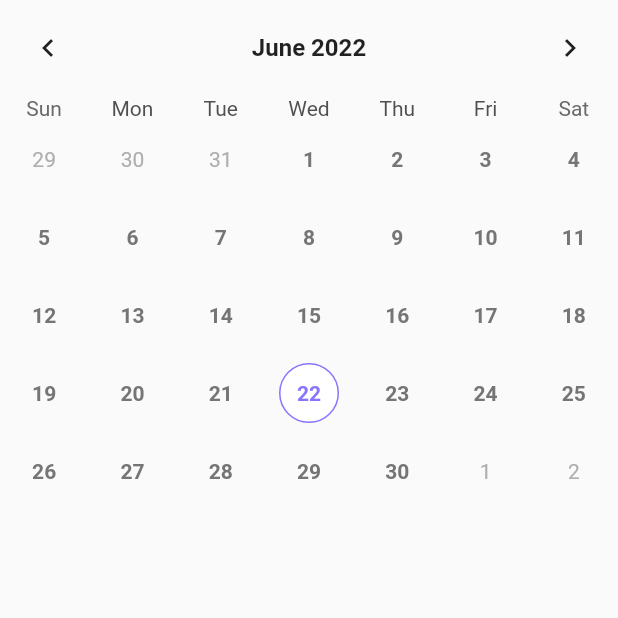
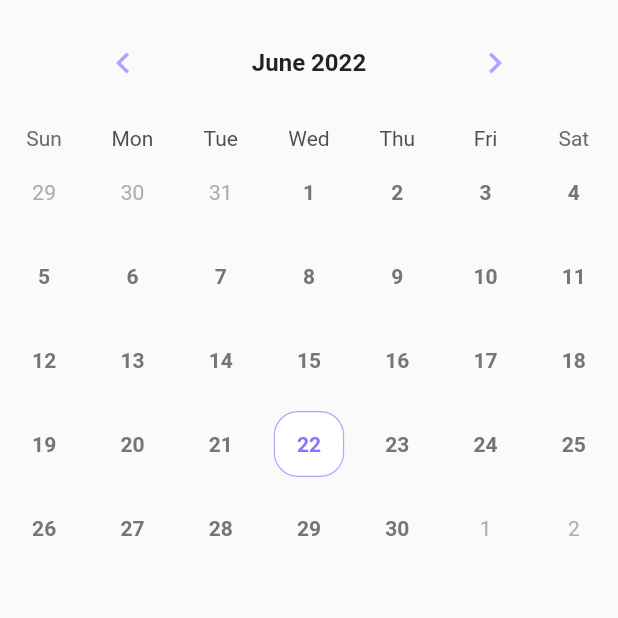
Before and after one commit to hanescargot/anp, a Flutter app: the screen it shows after launch, on a phone screen of 412 x 824 dp, the top half of it. Run offline on Flutter 3.47's test engine with Material 2 defaults, Android fonts, the phone set to English and light mode, and no system bars; drawn by our look-alikes of table_calendar; our stand-ins replace flutter_svg, flutter_svg_provider.

Commit message:
table calendar button style

```diff
--- a/lib/component/calendar.dart
+++ b/lib/component/calendar.dart
@@ -1,7 +1,8 @@
 import 'package:anp/const/colors.dart';
 import 'package:flutter/material.dart';
 import 'package:table_calendar/table_calendar.dart';
-
+import 'package:flutter_svg/flutter_svg.dart';
+import 'package:flutter_svg_provider/flutter_svg_provider.dart' as svg_provider;
 import 'calendar.dart';
 
 class Calendar extends StatefulWidget {
@@ -24,10 +25,22 @@ class _CalendarState extends State<Calendar> {
       focusedDay: DateTime.now(),
       firstDay: DateTime(1800),
       lastDay: DateTime(3000),
+      rowHeight: 56.0,
       headerStyle: HeaderStyle(
         formatButtonVisible: false,
         titleCentered: true,
         titleTextStyle: TextStyle(fontWeight: FontWeight.w700, fontSize: 16.0),
+        headerPadding: EdgeInsets.symmetric(horizontal: 48.0, vertical: 16.0),
+        leftChevronIcon: Icon(
+          Icons.chevron_left,
+          color: PRIMARY_COLOR_200,
+          size: 28,
+        ),
+        rightChevronIcon: Icon(
+          Icons.chevron_right,
+          color: PRIMARY_COLOR_200,
+          size: 28,
+        ),
       ),
       onDaySelected: (DateTime selectedDay, DateTime focusedDay) {
         setState((){
@@ -45,20 +58,25 @@ class _CalendarState extends State<Calendar> {
       calendarStyle:  CalendarStyle(
         isTodayHighlighted: true,
         defaultDecoration: BoxDecoration(
-          shape: BoxShape.circle
+          // shape: BoxShape.circle
           // color: Colors.red[200],  // 200 : 연하게
-          // borderRadius: BorderRadius.circular(6.0),
+          borderRadius: BorderRadius.circular(16.0),
         ),
         selectedDecoration: BoxDecoration(
-          shape: BoxShape.circle,
-          color: PRIMARY_COLOR,
+          color: PRIMARY_COLOR_200,
+          borderRadius: BorderRadius.circular(16.0)
         ),
         todayDecoration: BoxDecoration(
-            shape: BoxShape.circle,
+            // image: new DecorationImage(
+            //     image: svg_provider.Svg("images/calendar_circle.svg"),
+            //     scale: 0.5
+            // ),
+            // shape: BoxShape.circle,
             color: Colors.white,
+            borderRadius: BorderRadius.circular(16.0),
             border: Border.all(
-              color: PRIMARY_COLOR,
-              width: 1.0, // 두께
+              color: PRIMARY_COLOR_200,
+              width: 0.8, // 두께
             )
         ),
         defaultTextStyle: defaultTextStyle,
@@ -69,8 +87,8 @@ class _CalendarState extends State<Calendar> {
         todayTextStyle: defaultTextStyle.copyWith(
           color: PRIMARY_COLOR
         )
+      ),
 
-      ),
     );
   }
 }
--- a/lib/const/colors.dart
+++ b/lib/const/colors.dart
@@ -1,3 +1,4 @@
 import 'package:flutter/material.dart';
 
 const PRIMARY_COLOR = Color(0xFF8676ff);
+const PRIMARY_COLOR_200 = Color(0xAA8676ff);
--- a/pubspec.yaml
+++ b/pubspec.yaml
@@ -54,6 +54,8 @@ dev_dependencies:
   # package. See that file for information about deactivating specific lint
   # rules and activating additional ones.
   flutter_lints: ^2.0.0
+  flutter_svg: ^1.1.0
+  flutter_svg_provider: ^1.0.3
 
   # ORM
   drift_dev: ^1.7.0
@@ -74,8 +76,8 @@ flutter:
   uses-material-design: true
 
   # To add assets to your application, add an assets section, like this:
-  # assets:
-  #   - images/a_dot_burr.jpeg
+  assets:
+     - images/
   #   - images/a_dot_ham.jpeg
 
   # An image asset can refer to one or more resolution-specific "variants", see
```
Also changed, not shown: images/calendar_circle.png (added), images/calendar_circle.svg (added), pubspec.lock.
